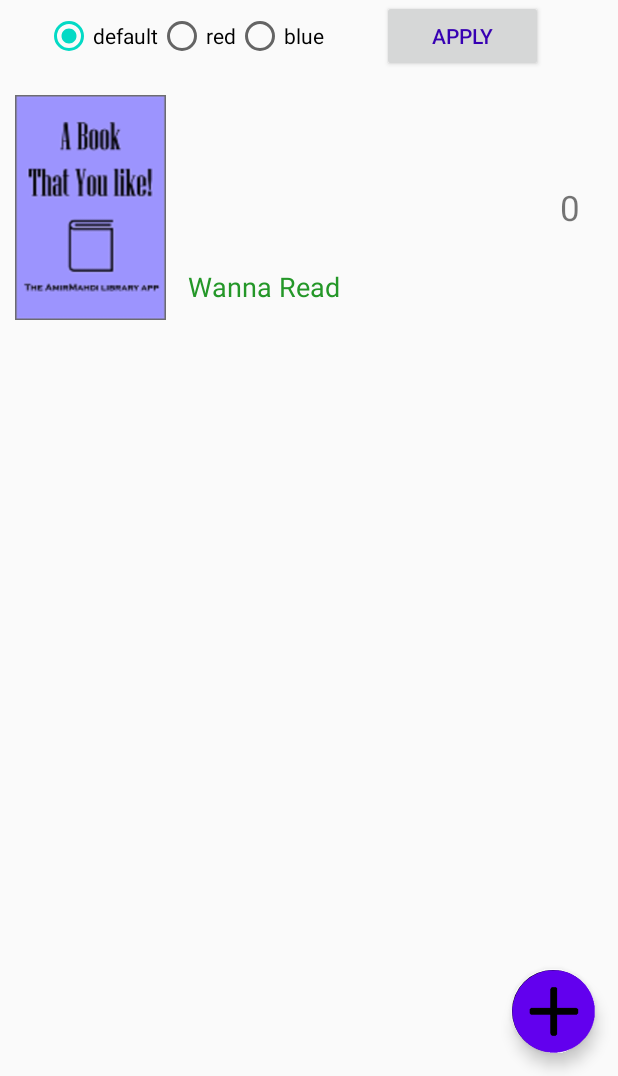
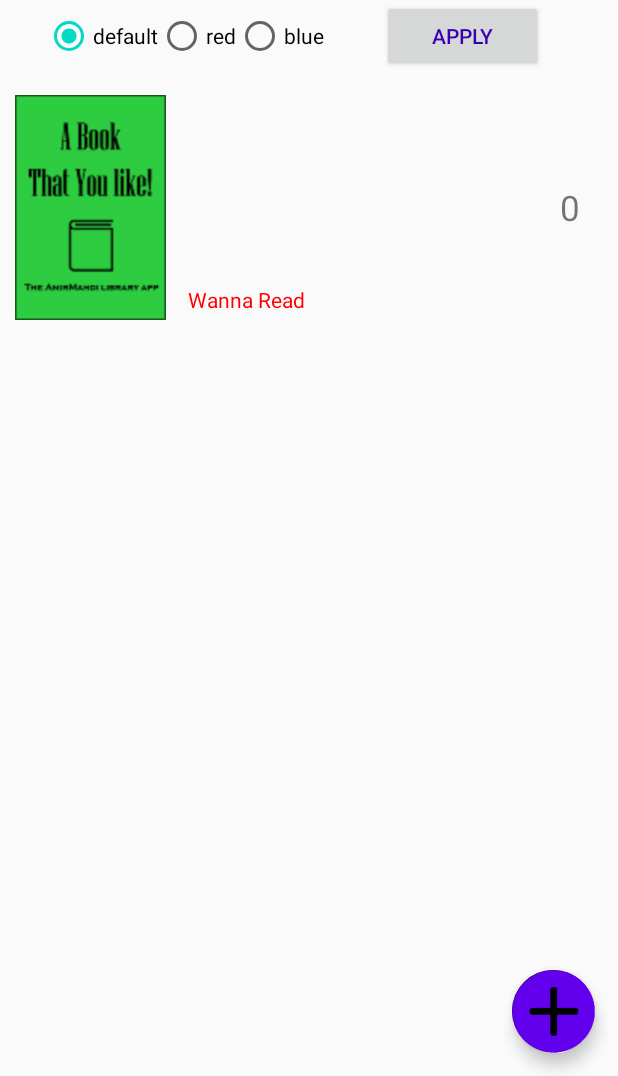
Before and after one commit to theCreativitist/Library-android, an Android app: the NewBookActivity screen opened directly, with no data from a screen before it, after a tap on "SUBMIT BOOK", on a phone screen of 412 x 824 dp, the part 160-1236 px from its top. Run offline under Robolectric (Android 15) with nearby library versions, the phone set to English and light mode, and no system bars; pictures from the network do not load.

Commit message:
Added progress view & description to the RecView' list layout. and many more

```diff
--- a/app/build.gradle
+++ b/app/build.gradle
@@ -32,4 +32,7 @@ dependencies {
     androidTestImplementation 'androidx.test.ext:junit:1.1.1'
     androidTestImplementation 'androidx.test.espresso:espresso-core:3.2.0'
     implementation 'com.android.support:design:28.0.0'
+
+    implementation 'com.github.bumptech.glide:glide:4.0.0'
+    annotationProcessor 'com.github.bumptech.glide:compiler:4.0.0'
 }
--- a/app/src/main/AndroidManifest.xml
+++ b/app/src/main/AndroidManifest.xml
@@ -2,8 +2,10 @@
 <manifest xmlns:android="http://schemas.android.com/apk/res/android"
     package="com.fmgames.library">
 
+    <uses-permission android:name="android.permission.INTERNET"/>
+
+
     <application
-        android:allowBackup="true"
         android:icon="@mipmap/ic_launcher"
         android:label="@string/app_name"
         android:roundIcon="@mipmap/ic_launcher_round"
--- a/app/src/main/java/com/fmgames/library/RecyclerViewAdapter.java
+++ b/app/src/main/java/com/fmgames/library/RecyclerViewAdapter.java
@@ -2,15 +2,20 @@ package com.fmgames.library;
 
 import android.content.Context;
 import android.content.Intent;
+import android.graphics.Color;
 import android.util.Log;
 import android.view.LayoutInflater;
 import android.view.View;
 import android.view.ViewGroup;
 import android.widget.ImageView;
+import android.widget.ProgressBar;
 import android.widget.RelativeLayout;
 import android.widget.TextView;
 
+import com.bumptech.glide.Glide;
+
 import java.util.ArrayList;
+import java.util.Random;
 
 import androidx.annotation.NonNull;
 import androidx.recyclerview.widget.RecyclerView;
@@ -20,10 +25,25 @@ public class RecyclerViewAdapter extends RecyclerView.Adapter<RecyclerViewAdapte
     private static final String TAG = "RecyclerViewAdapter";
 
     Context context;
-    int pos;
+    ArrayList<String> colors = new ArrayList<>();
+    Random random = new Random();
+
 
     public RecyclerViewAdapter(Context context) {
         this.context = context;
+
+        colors.add("#0074D9");
+        colors.add("#7FDBFF");
+        colors.add("#39CCCC");
+        colors.add("#3D9970");
+        colors.add("#2ECC40");
+        colors.add("#01FF70");
+        colors.add("#FFDC00");
+        colors.add("#FF851B");
+        colors.add("#FF4136");
+        colors.add("#85144b");
+        colors.add("#F012BE");
+        colors.add("#B10DC9");
     }
 
     private ArrayList<Book> books = new ArrayList<>();
@@ -44,27 +64,45 @@ public class RecyclerViewAdapter extends RecyclerView.Adapter<RecyclerViewAdapte
         holder.bookAuthor.setText(books.get(position).getAuthor());
         holder.HaveRead.setText(books.get(position).getState());
         holder.currentPage.setText(books.get(position).getCurrentPageString());
+        holder.desc.setText(books.get(position).getDescription());
         if (books.get(position).getTotalPagesString().equals("0")){
             holder.pagesString.setText("");
             holder.totalPages.setText("");
+            holder.progressBar.setVisibility(View.INVISIBLE);
+            holder.percent.setVisibility(View.INVISIBLE);
         }
         else {
             holder.totalPages.setText(books.get(position).getTotalPagesString());
+            float percentage = (books.get(position).getCurrentPage() * 1.0f /books.get(position).getTotalPages()) * 100;
+            String percentStr = String.format("%.0f",percentage) + "%";
+            holder.percent.setText(percentStr);
         }
 
+        String stateStr = books.get(position).getState();
+        if (stateStr.equals("Wanna Read"))
+            holder.HaveRead.setTextColor(Color.RED);
+        else if (stateStr.equals("Currently reading"))
+            holder.HaveRead.setTextColor(Color.BLUE);
+        else if (stateStr.equals("Completed"))
+            holder.HaveRead.setTextColor(context.getResources().getColor(R.color.green));
+
+        int randColor = Color.parseColor(colors.get(random.nextInt(colors.size())));
+        holder.image.setColorFilter(randColor, android.graphics.PorterDuff.Mode.MULTIPLY);
 
         holder.relativeLayout.setOnLongClickListener(new View.OnLongClickListener() {
             @Override
             public boolean onLongClick(View view) {
                 Intent ebIntent = new Intent(context, EditBookActivity.class);
-                ebIntent.putExtra("Name", books.get(position).getTitle());
-                ebIntent.putExtra("Page", books.get(position).getCurrentPageString());
                 ebIntent.putExtra("Index", position);
                 //ebIntent.putExtra("HaveRead", haveReadBool);
                 context.startActivity(ebIntent);
                 return true;
             }
         });
+
+        holder.progressBar.setMax(books.get(position).getTotalPages());
+        holder.progressBar.setProgress(books.get(position).getCurrentPage());
+        //Glide.with(context).asBitmap().load("http://covers.openlibrary.org/b/ID/9371511-L.jpg").into(holder.image);
 
     }
 
@@ -76,14 +114,15 @@ public class RecyclerViewAdapter extends RecyclerView.Adapter<RecyclerViewAdapte
 
     public class ViewHolder extends RecyclerView.ViewHolder{
 
-        //ImageView image;
-        TextView bookName, bookAuthor, HaveRead, currentPage, totalPages, pagesString;
+        ImageView image;
+        TextView bookName, bookAuthor, HaveRead, currentPage, totalPages, pagesString, percent, desc;
         RelativeLayout relativeLayout;
+        ProgressBar progressBar;
 
         public ViewHolder(View itemView){
             super(itemView);
 
-            //image = itemView.findViewById(R.id.listItemImageView);
+            image = itemView.findViewById(R.id.listItemImageView);
             relativeLayout = itemView.findViewById(R.id.relativeLayout);
             bookName = itemView.findViewById(R.id.listItemBookName);
             bookAuthor = itemView.findViewById(R.id.listItemBookAuthor);
@@ -91,6 +130,9 @@ public class RecyclerViewAdapter extends RecyclerView.Adapter<RecyclerViewAdapte
             currentPage = itemView.findViewById(R.id.listItemBookCurrentPage);
             totalPages = itemView.findViewById(R.id.listItemBookTotalPages);
             pagesString = itemView.findViewById(R.id.listItemBookTotalPagesString);
+            progressBar = itemView.findViewById(R.id.progressBar);
+            percent = itemView.findViewById(R.id.percent);
+            desc = itemView.findViewById(R.id.listItemDesc);
         }
     }
 
--- a/app/src/main/res/layout/listitem_recyclerview.xml
+++ b/app/src/main/res/layout/listitem_recyclerview.xml
@@ -1,5 +1,6 @@
 <?xml version="1.0" encoding="utf-8"?>
 <RelativeLayout xmlns:android="http://schemas.android.com/apk/res/android"
+    xmlns:app="http://schemas.android.com/apk/res-auto"
     android:layout_width="match_parent"
     android:layout_height="wrap_content"
     android:padding="5dp"
@@ -11,7 +12,9 @@
         android:layout_height="150dp"
         android:adjustViewBounds="true"
         android:contentDescription="@string/book_image"
-        android:src="@drawable/bookcover2" />
+        android:src="@drawable/bookcover_w"
+        app:tintMode="multiply"
+        />
 
     <TextView
         android:id="@+id/listItemBookName"
@@ -60,6 +63,38 @@
         android:textSize="14sp"
         />
 
+    <ProgressBar
+        android:layout_width="180dp"
+        android:layout_height="wrap_content"
+        android:id="@+id/progressBar"
+        style="@style/Widget.AppCompat.ProgressBar.Horizontal"
+        android:layout_above="@id/listItemBookHaveRead"
+        android:layout_toEndOf="@id/listItemImageView"
+        android:layout_marginStart="10dp"
+        />
+
+    <TextView
+        android:layout_width="wrap_content"
+        android:layout_height="wrap_content"
+        android:id="@+id/percent"
+        android:layout_above="@id/listItemBookHaveRead"
+        android:layout_toEndOf="@id/progressBar"
+        android:text="PC"
+        android:layout_marginStart="5dp"
+        />
+
+    <TextView
+        android:id="@+id/listItemDesc"
+        android:layout_width="wrap_content"
+        android:layout_height="wrap_content"
+        android:layout_marginStart="10dp"
+        android:layout_toEndOf="@id/listItemImageView"
+        android:layout_below="@id/listItemBookTotalPages"
+        android:text="@string/description"
+        android:layout_marginTop="8dp"
+        android:textSize="14sp"
+        />
+
     <TextView
         android:id="@+id/listItemBookHaveRead"
         android:layout_width="wrap_content"
@@ -67,10 +102,10 @@
         android:layout_marginStart="10dp"
         android:layout_toEndOf="@id/listItemImageView"
         android:layout_alignBottom="@id/listItemImageView"
-        android:text="@string/finished"
-        android:layout_marginBottom="10dp"
-        android:textSize="18sp"
-        android:textColor="@color/green"
+        android:text="@string/wanna_read"
+        android:layout_marginBottom="4dp"
+        android:textSize="14sp"
+        android:textColor="@color/full_red"
         />
 
     <TextView
--- a/app/src/main/res/values/colors.xml
+++ b/app/src/main/res/values/colors.xml
@@ -7,4 +7,5 @@
     <color name="red">#F3ABAB</color>
     <color name="blue">#95E6F1</color>
     <color name="green">#249728</color>
+    <color name="full_red">#FA2111</color>
 </resources>
--- a/app/src/main/res/values/strings.xml
+++ b/app/src/main/res/values/strings.xml
@@ -33,4 +33,5 @@
     <string name="total_pages">Total pages</string>
     <string name="description">Description</string>
     <string name="current_reading_state">Current reading state</string>
+    <string name="wanna_read">Wanna read</string>
 </resources>
--- /dev/null
+++ b/app/src/main/res/xml/backup_descriptor.xml
@@ -0,0 +1,8 @@
+<?xml version="1.0" encoding="utf-8"?>
+<full-backup-content>
+    <!-- TODO Remove the following "exclude" elements to make them a part of the auto backup -->
+    <!-- Exclude the shared preferences file that contains the GCM registrationId -->
+    <exclude
+        domain="sharedpref"
+        path="dataFile.xml" />
+</full-backup-content>
```
Also changed, not shown: app/src/main/java/com/fmgames/library/MainActivity.java (+7 -3 lines), app/src/main/res/drawable/bookcover_w.png (added), 1 other file.
